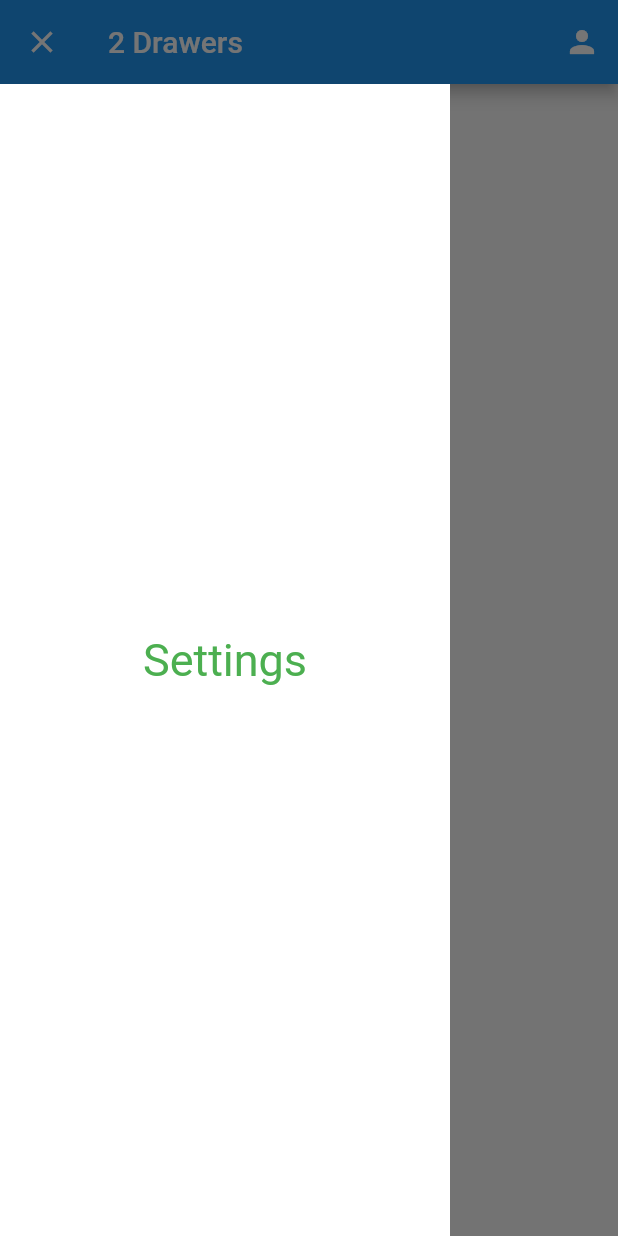
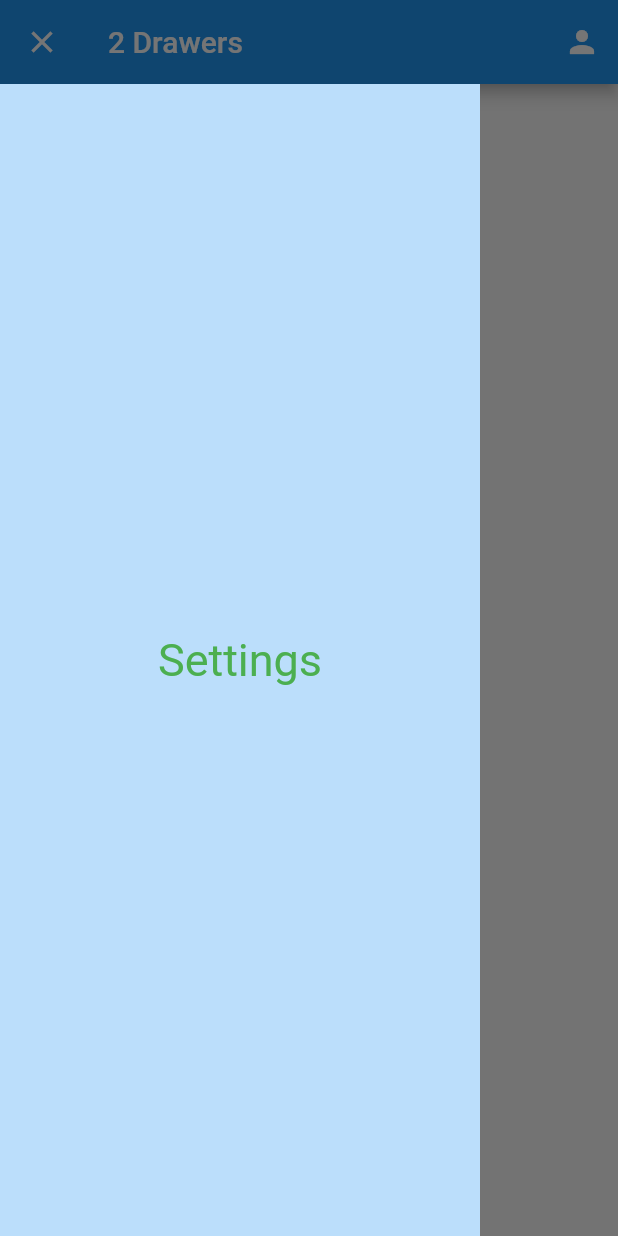
Before and after one commit to neekware/yetoman, a Flutter app: the screen it shows after launch, with the side drawer open, on a phone screen of 412 x 824 dp. Run offline on Flutter 3.47's test engine with Material 2 defaults, Android fonts, the light colour scheme and no system bars; our stand-ins replace hooks_riverpod.

Commit message:
NotifyDrawerWorks

```diff
--- a/lib/home.dart
+++ b/lib/home.dart
@@ -58,8 +58,8 @@ class HomePage extends ConsumerWidget {
           canvasColor: Colors.transparent,
         ),
         child: Container(
-          width: 300,
-          color: Colors.white,
+          width: 320,
+          color: Colors.blue[100],
           margin: EdgeInsets.only(top: AppBar().preferredSize.height),
           child: const Center(
             child: Text(
@@ -69,13 +69,19 @@ class HomePage extends ConsumerWidget {
           ),
         ),
       ),
-      endDrawer: Drawer(
+      endDrawer: Theme(
+        data: Theme.of(context).copyWith(
+          // Set the transparency here
+          canvasColor: Colors.transparent,
+        ),
         child: Container(
-          color: Colors.deepPurple,
+          width: 320,
+          color: Colors.green[100],
+          margin: EdgeInsets.only(top: AppBar().preferredSize.height),
           child: const Center(
             child: Text(
-              "Profile",
-              style: TextStyle(color: Colors.white, fontSize: 30),
+              "Notifications",
+              style: TextStyle(color: Colors.green, fontSize: 30),
             ),
           ),
         ),
```
